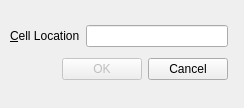
Old version of the form demoMainWindowApp/gotocelldialog.ui in the repository eala/qtDemo.
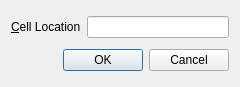
New version of the form.

Commit message: implement gotoCellDialog by inherit from Qt Designer class

What changed in the file:
```diff
--- a/demoMainWindowApp/gotocelldialog.ui
+++ b/demoMainWindowApp/gotocelldialog.ui
@@ -6,22 +6,13 @@
    <rect>
     <x>0</x>
     <y>0</y>
-    <width>244</width>
-    <height>108</height>
+    <width>240</width>
+    <height>87</height>
    </rect>
   </property>
   <property name="windowTitle">
    <string>Go to Cell</string>
   </property>
-  <widget class="QWidget" name="">
-   <property name="geometry">
-    <rect>
-     <x>10</x>
-     <y>20</y>
-     <width>218</width>
-     <height>67</height>
-    </rect>
-   </property>
    <layout class="QVBoxLayout" name="verticalLayout">
     <item>
      <layout class="QHBoxLayout" name="horizontalLayout">
@@ -41,44 +32,13 @@
      </layout>
     </item>
     <item>
-     <layout class="QHBoxLayout" name="horizontalLayout_2">
-      <item>
-       <spacer name="horizontalSpacer">
-        <property name="orientation">
-         <enum>Qt::Horizontal</enum>
-        </property>
-        <property name="sizeHint" stdset="0">
-         <size>
-          <width>40</width>
-          <height>20</height>
-         </size>
-        </property>
-       </spacer>
-      </item>
-      <item>
-       <widget class="QPushButton" name="okButton">
-        <property name="enabled">
-         <bool>false</bool>
-        </property>
-        <property name="text">
-         <string>OK</string>
-        </property>
-        <property name="default">
-         <bool>true</bool>
-        </property>
-       </widget>
-      </item>
-      <item>
-       <widget class="QPushButton" name="cancelButton">
-        <property name="text">
-         <string>Cancel</string>
-        </property>
-       </widget>
-      </item>
-     </layout>
-    </item>
-   </layout>
-  </widget>
+    <widget class="QDialogButtonBox" name="buttonBox">
+     <property name="standardButtons">
+      <set>QDialogButtonBox::Cancel|QDialogButtonBox::Ok</set>
+     </property>
+    </widget>
+   </item>
+  </layout>
   <zorder>label</zorder>
   <zorder>lineEdit</zorder>
   <zorder>horizontalSpacer</zorder>
```
Left out of the diff: 4 changed lines with no effect on the pictures. Lines whose indentation alone changed are shown as unchanged. The commit also changes 2 other files.
